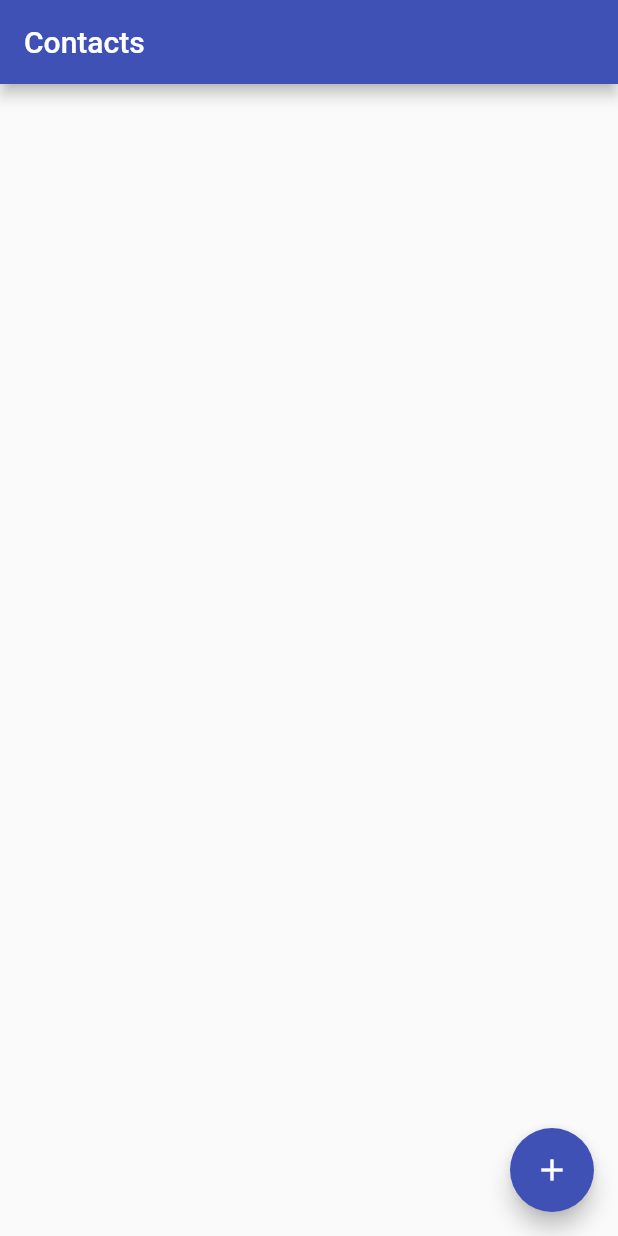
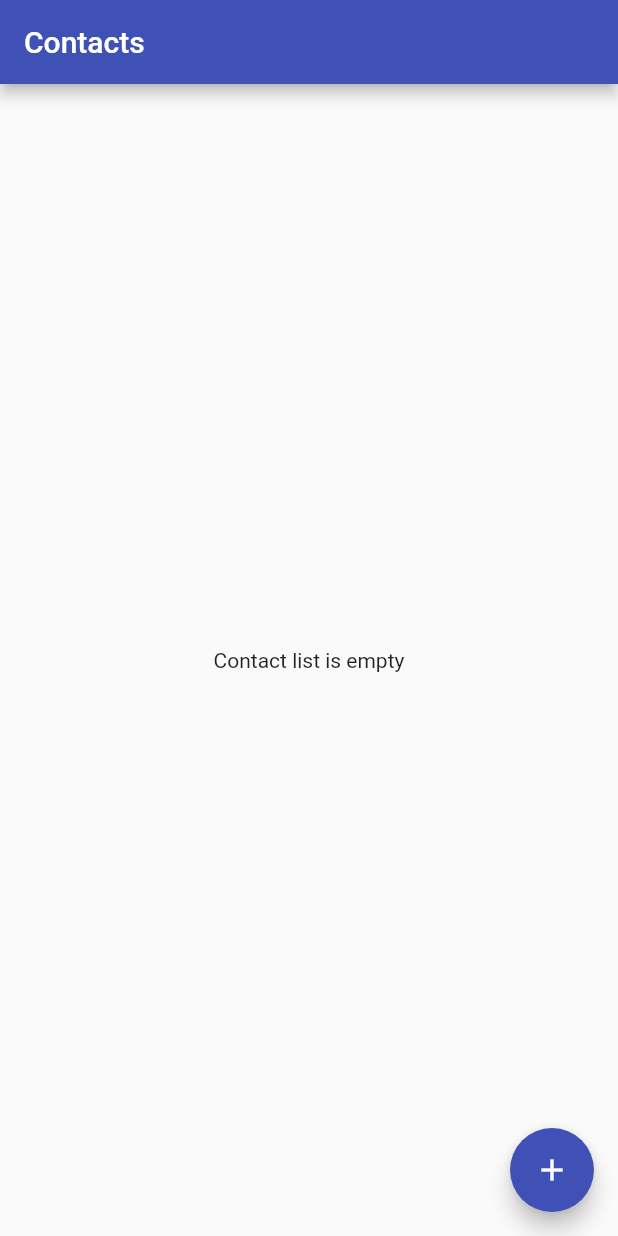
Before and after one commit to AngelDevs/wepsys_contact_list, a Flutter app: the screen it shows after launch, on a phone screen of 412 x 824 dp. Run offline on Flutter 3.47's test engine with Material 2 defaults, Android fonts, the light colour scheme and no system bars.

Commit message:
ui refactor

```diff
--- a/lib/features/contacts_list/view/pages/contact_list_page/contact_list_page.dart
+++ b/lib/features/contacts_list/view/pages/contact_list_page/contact_list_page.dart
@@ -1,6 +1,8 @@
 import 'package:flutter/material.dart';
 import 'package:provider/provider.dart';
+import 'package:wepsys_contact_list/features/contacts_list/view/widgets/contact_list/contact_list.dart';
 import 'package:wepsys_contact_list/features/contacts_list/view_models/contact_list_page_view_model/contact_list_page_view_model.dart';
+import 'package:wepsys_contact_list/features/core/models/contact/contact.dart';
 
 class ContactListPage extends StatelessWidget {
   static const String route = '/';
@@ -18,21 +20,13 @@ class ContactListPage extends StatelessWidget {
             appBar: AppBar(
               title: const Text('Contacts'),
             ),
-            body: ListView.builder(
-              itemCount: value.contacts.length,
-              itemBuilder: (context, index) {
-                final contact = contacts[index];
-                return ListTile(
-                  onTap: () => value.edit(context, contact),
-                  title: Text(
-                    '${contact.name} ${contact.lastName}',
-                  ),
-                  subtitle: Text(contact.phone),
-                  trailing: const Icon(
-                    Icons.arrow_forward_ios_rounded,
-                  ),
-                );
-              },
+            body: _buildBody(
+              context,
+              contacts,
+              (contact) => value.edit(
+                context,
+                contact,
+              ),
             ),
             floatingActionButton: FloatingActionButton(
               onPressed: () => value.add(context),
@@ -45,4 +39,21 @@ class ContactListPage extends StatelessWidget {
       ),
     );
   }
+
+  Widget _buildBody(
+    BuildContext context,
+    List<Contact> contacts,
+    Function(Contact) onTap,
+  ) {
+    if (contacts.isEmpty) {
+      return const Center(
+        child: Text('Contact list is empty'),
+      );
+    }
+
+    return ContactList(
+      contacts: contacts,
+      onTap: (contact) => onTap(contact),
+    );
+  }
 }
```
Also changed, not shown: lib/features/contacts_list/view/widgets/contact_list/contact_list.dart (added, +33 -0 lines), 1 other file.
